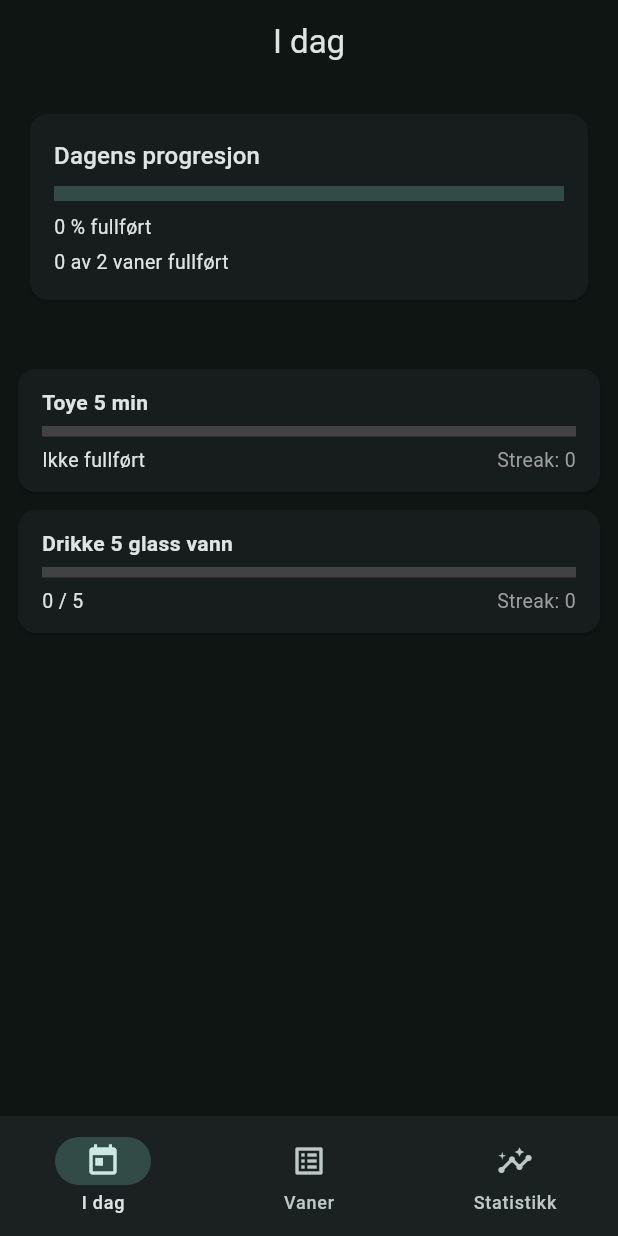
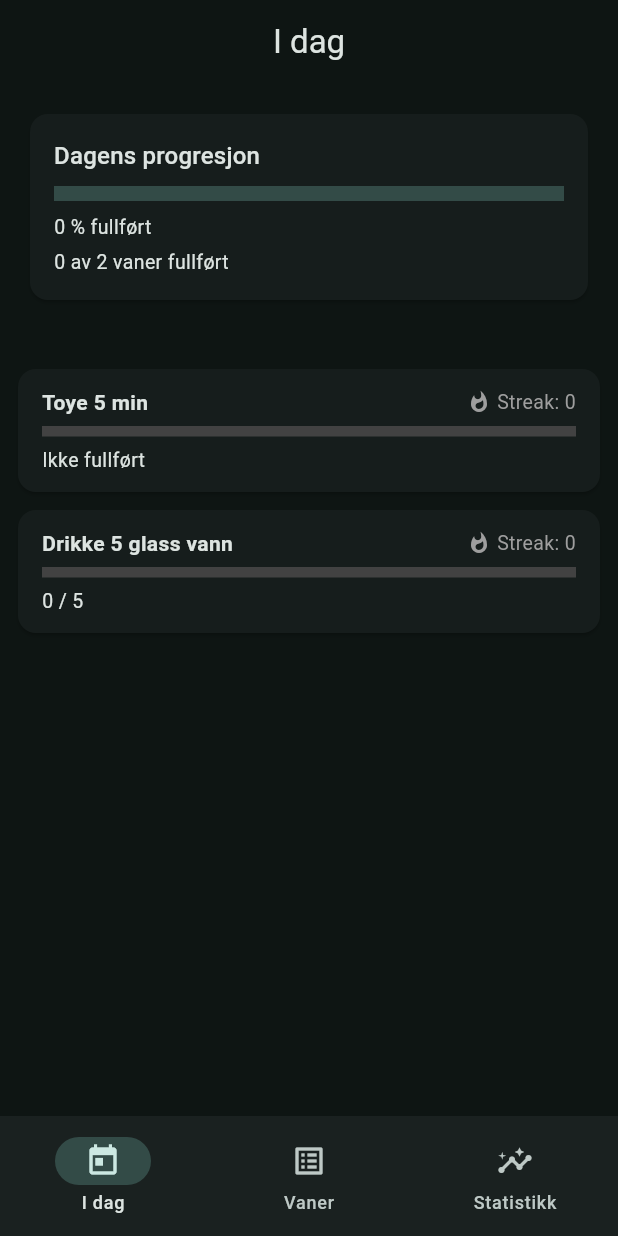
Before and after one commit to BerntLR/habits_app, a Flutter app: the screen it shows after launch, on a phone screen of 412 x 824 dp. Run offline on Flutter 3.47's test engine with Material 3 defaults, Android fonts, the light colour scheme and no system bars; our stand-ins replace shared_preferences.

Commit message:
Add visual streak indicator with flame icon on TodayPage

```diff
--- a/lib/pages/today_page.dart
+++ b/lib/pages/today_page.dart
@@ -107,6 +107,17 @@ class TodayPage extends StatelessWidget {
                     }
                   }
 
+                  Color streakColor;
+                  if (streak <= 0) {
+                    streakColor = Colors.grey;
+                  } else if (streak <= 2) {
+                    streakColor = Colors.tealAccent;
+                  } else if (streak <= 6) {
+                    streakColor = Colors.greenAccent;
+                  } else {
+                    streakColor = Colors.amberAccent;
+                  }
+
                   return Card(
                     margin: const EdgeInsets.symmetric(vertical: 6),
                     child: InkWell(
@@ -125,12 +136,39 @@ class TodayPage extends StatelessWidget {
                         child: Column(
                           crossAxisAlignment: CrossAxisAlignment.start,
                           children: [
-                            Text(
-                              habit.name,
-                              style: TextStyle(
-                                fontWeight: FontWeight.bold,
-                                color: isDone ? Colors.greenAccent : null,
-                              ),
+                            Row(
+                              mainAxisAlignment: MainAxisAlignment.spaceBetween,
+                              children: [
+                                Expanded(
+                                  child: Text(
+                                    habit.name,
+                                    style: TextStyle(
+                                      fontWeight: FontWeight.bold,
+                                      color: isDone
+                                          ? Colors.greenAccent
+                                          : null,
+                                    ),
+                                  ),
+                                ),
+                                Row(
+                                  mainAxisSize: MainAxisSize.min,
+                                  children: [
+                                    Icon(
+                                      Icons.whatshot,
+                                      size: 16,
+                                      color: streakColor,
+                                    ),
+                                    const SizedBox(width: 4),
+                                    Text(
+                                      'Streak: $streak',
+                                      style: TextStyle(
+                                        fontSize: 13,
+                                        color: streakColor,
+                                      ),
+                                    ),
+                                  ],
+                                ),
+                              ],
                             ),
                             const SizedBox(height: 6),
                             LinearProgressIndicator(
@@ -157,15 +195,6 @@ class TodayPage extends StatelessWidget {
                                     '$count / ${habit.targetValue}',
                                     style: const TextStyle(fontSize: 13),
                                   ),
-                                Text(
-                                  'Streak: $streak',
-                                  style: TextStyle(
-                                    fontSize: 13,
-                                    color: streak > 0
-                                        ? Colors.tealAccent
-                                        : Colors.grey,
-                                  ),
-                                ),
                               ],
                             ),
                           ],
@@ -200,7 +229,9 @@ Widget _buildDailySummaryCard({
               Icon(Icons.info_outline),
               SizedBox(width: 12),
               Expanded(
-                child: Text('Ingen vaner for i dag. Legg til vaner under "Vaner".'),
+                child: Text(
+                  'Ingen vaner for i dag. Legg til vaner under "Vaner".',
+                ),
               ),
             ],
           ),
```
